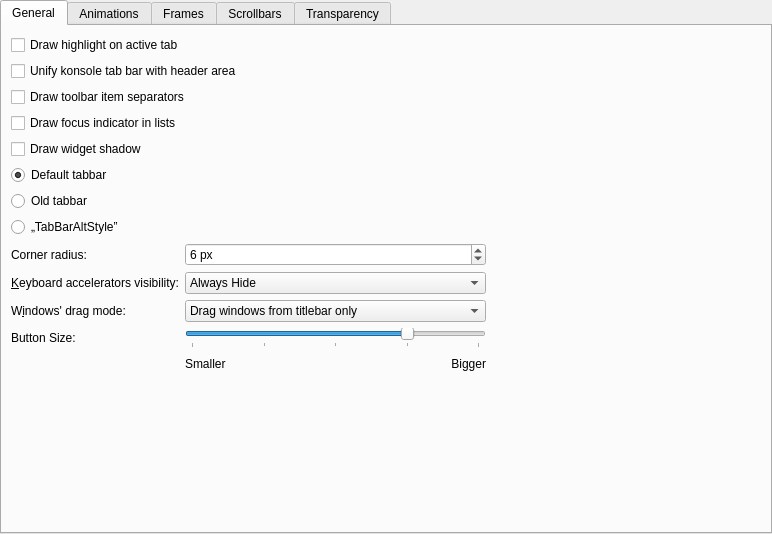
taj-ny/Darkly, file kstyle/config/ui/lightlystyleconfig.ui: the form before one commit.
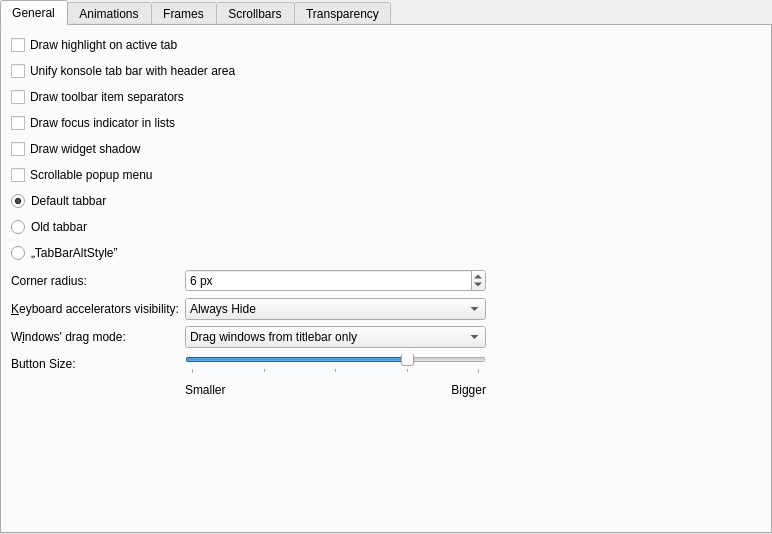
The form after the commit.

Commit message: Scrollable popup menu

Patch:
```diff
--- a/kstyle/config/ui/lightlystyleconfig.ui
+++ b/kstyle/config/ui/lightlystyleconfig.ui
@@ -51,7 +51,53 @@
        <string>General</string>
       </attribute>
       <layout class="QGridLayout" name="gridLayout">
-       <item row="7" column="0">
+       <item row="16" column="0">
+        <widget class="QLabel" name="label_2">
+         <property name="layoutDirection">
+          <enum>Qt::LayoutDirection::LeftToRight</enum>
+         </property>
+         <property name="text">
+          <string>Button Size:</string>
+         </property>
+        </widget>
+       </item>
+       <item row="13" column="0">
+        <widget class="QLabel" name="_windowDragLabel">
+         <property name="sizePolicy">
+          <sizepolicy hsizetype="Preferred" vsizetype="Preferred">
+           <horstretch>0</horstretch>
+           <verstretch>0</verstretch>
+          </sizepolicy>
+         </property>
+         <property name="text">
+          <string>W&amp;indows' drag mode:</string>
+         </property>
+         <property name="alignment">
+          <set>Qt::AlignmentFlag::AlignJustify|Qt::AlignmentFlag::AlignVCenter</set>
+         </property>
+         <property name="buddy">
+          <cstring>_windowDragMode</cstring>
+         </property>
+        </widget>
+       </item>
+       <item row="11" column="0">
+        <widget class="QLabel" name="_cornerRadiusLabel">
+         <property name="text">
+          <string>Corner radius:</string>
+         </property>
+         <property name="alignment">
+          <set>Qt::AlignmentFlag::AlignJustify|Qt::AlignmentFlag::AlignVCenter</set>
+         </property>
+        </widget>
+       </item>
+       <item row="1" column="0" colspan="3">
+        <widget class="QCheckBox" name="_unifiedTabBarKonsole">
+         <property name="text">
+          <string>Unify konsole tab bar with header area</string>
+         </property>
+        </widget>
+       </item>
+       <item row="8" column="0">
         <widget class="QRadioButton" name="_defaultTabbar">
          <property name="text">
           <string>Default tabbar</string>
@@ -61,94 +107,17 @@
          </property>
         </widget>
        </item>
-       <item row="12" column="1">
-        <widget class="QComboBox" name="_windowDragMode">
-         <item>
-          <property name="text">
-           <string>Drag windows from titlebar only</string>
-          </property>
-         </item>
-         <item>
-          <property name="text">
-           <string>Drag windows from titlebar, menubar and toolbars</string>
-          </property>
-         </item>
-         <item>
-          <property name="text">
-           <string>Drag windows from all empty areas</string>
-          </property>
-         </item>
-        </widget>
-       </item>
-       <item row="15" column="1">
-        <widget class="QSlider" name="_buttonSize">
-         <property name="minimum">
-          <number>-2</number>
-         </property>
-         <property name="maximum">
-          <number>6</number>
-         </property>
-         <property name="singleStep">
-          <number>1</number>
-         </property>
-         <property name="sliderPosition">
-          <number>4</number>
-         </property>
-         <property name="orientation">
-          <enum>Qt::Orientation::Horizontal</enum>
-         </property>
-         <property name="tickPosition">
-          <enum>QSlider::TickPosition::TicksBelow</enum>
-         </property>
-         <property name="tickInterval">
-          <number>2</number>
-         </property>
-        </widget>
-       </item>
-       <item row="12" column="3">
-        <spacer name="horizontalSpacer_6">
-         <property name="orientation">
-          <enum>Qt::Orientation::Horizontal</enum>
-         </property>
-         <property name="sizeHint" stdset="0">
-          <size>
-           <width>40</width>
-           <height>20</height>
-          </size>
-         </property>
-        </spacer>
-       </item>
-       <item row="18" column="0" colspan="4">
-        <spacer name="verticalSpacer">
-         <property name="orientation">
-          <enum>Qt::Orientation::Vertical</enum>
-         </property>
-         <property name="sizeHint" stdset="0">
-          <size>
-           <width>20</width>
-           <height>49</height>
-          </size>
-         </property>
-        </spacer>
-       </item>
-       <item row="6" column="0">
-        <widget class="QCheckBox" name="_widgetDrawShadow">
+       <item row="20" column="3">
+        <widget class="QLabel" name="_versionNumber">
          <property name="text">
-          <string>Draw widget shadow</string>
-         </property>
-        </widget>
-       </item>
-       <item row="10" column="0">
-        <widget class="QLabel" name="_cornerRadiusLabel">
-         <property name="text">
-          <string>Corner radius:</string>
+          <string/>
          </property>
          <property name="alignment">
-          <set>Qt::AlignmentFlag::AlignJustify|Qt::AlignmentFlag::AlignVCenter</set>
+          <set>Qt::AlignmentFlag::AlignRight|Qt::AlignmentFlag::AlignTrailing|Qt::AlignmentFlag::AlignVCenter</set>
          </property>
         </widget>
        </item>
-       <item row="16" column="1">
+       <item row="17" column="1">
         <layout class="QHBoxLayout" name="horizontalLayout_4">
          <item>
           <widget class="QLabel" name="label_3">
@@ -169,55 +138,6 @@
          </item>
         </layout>
        </item>
-       <item row="15" column="0">
-        <widget class="QLabel" name="label_2">
-         <property name="layoutDirection">
-          <enum>Qt::LayoutDirection::LeftToRight</enum>
-         </property>
-         <property name="text">
-          <string>Button Size:</string>
-         </property>
-        </widget>
-       </item>
-       <item row="16" column="3">
-        <spacer name="horizontalSpacer_8">
-         <property name="orientation">
-          <enum>Qt::Orientation::Horizontal</enum>
-         </property>
-         <property name="sizeHint" stdset="0">
-          <size>
-           <width>40</width>
-           <height>20</height>
-          </size>
-         </property>
-        </spacer>
-       </item>
-       <item row="12" column="0">
-        <widget class="QLabel" name="_windowDragLabel">
-         <property name="sizePolicy">
-          <sizepolicy hsizetype="Preferred" vsizetype="Preferred">
-           <horstretch>0</horstretch>
-           <verstretch>0</verstretch>
-          </sizepolicy>
-         </property>
-         <property name="text">
-          <string>W&amp;indows' drag mode:</string>
-         </property>
-         <property name="alignment">
-          <set>Qt::AlignmentFlag::AlignJustify|Qt::AlignmentFlag::AlignVCenter</set>
-         </property>
-         <property name="buddy">
-          <cstring>_windowDragMode</cstring>
-         </property>
-        </widget>
-       </item>
-       <item row="1" column="0" colspan="3">
-        <widget class="QCheckBox" name="_unifiedTabBarKonsole">
-         <property name="text">
-          <string>Unify konsole tab bar with header area</string>
-         </property>
-        </widget>
-       </item>
        <item row="2" column="0" colspan="5">
         <widget class="QCheckBox" name="_toolBarDrawItemSeparator">
          <property name="text">
@@ -225,7 +145,126 @@
          </property>
         </widget>
        </item>
+       <item row="6" column="0">
+        <widget class="QCheckBox" name="_widgetDrawShadow">
+         <property name="text">
+          <string>Draw widget shadow</string>
+         </property>
+        </widget>
+       </item>
+       <item row="16" column="1">
+        <widget class="QSlider" name="_buttonSize">
+         <property name="minimum">
+          <number>-2</number>
+         </property>
+         <property name="maximum">
+          <number>6</number>
+         </property>
+         <property name="singleStep">
+          <number>1</number>
+         </property>
+         <property name="sliderPosition">
+          <number>4</number>
+         </property>
+         <property name="orientation">
+          <enum>Qt::Orientation::Horizontal</enum>
+         </property>
+         <property name="tickPosition">
+          <enum>QSlider::TickPosition::TicksBelow</enum>
+         </property>
+         <property name="tickInterval">
+          <number>2</number>
+         </property>
+        </widget>
+       </item>
        <item row="11" column="1">
+        <widget class="QSpinBox" name="_cornerRadius">
+         <property name="sizePolicy">
+          <sizepolicy hsizetype="Preferred" vsizetype="Fixed">
+           <horstretch>0</horstretch>
+           <verstretch>0</verstretch>
+          </sizepolicy>
+         </property>
+         <property name="suffix">
+          <string> px</string>
+         </property>
+         <property name="minimum">
+          <number>1</number>
+         </property>
+         <property name="maximum">
+          <number>8</number>
+         </property>
+         <property name="value">
+          <number>6</number>
+         </property>
+        </widget>
+       </item>
+       <item row="13" column="1">
+        <widget class="QComboBox" name="_windowDragMode">
+         <item>
+          <property name="text">
+           <string>Drag windows from titlebar only</string>
+          </property>
+         </item>
+         <item>
+          <property name="text">
+           <string>Drag windows from titlebar, menubar and toolbars</string>
+          </property>
+         </item>
+         <item>
+          <property name="text">
+           <string>Drag windows from all empty areas</string>
+          </property>
+         </item>
+        </widget>
+       </item>
+       <item row="11" column="3" colspan="2">
+        <spacer name="horizontalSpacer_3">
+         <property name="orientation">
+          <enum>Qt::Orientation::Horizontal</enum>
+         </property>
+         <property name="sizeHint" stdset="0">
+          <size>
+           <width>40</width>
+           <height>20</height>
+          </size>
+         </property>
+        </spacer>
+       </item>
+       <item row="12" column="3">
+        <spacer name="horizontalSpacer_5">
+         <property name="orientation">
+          <enum>Qt::Orientation::Horizontal</enum>
+         </property>
+         <property name="sizeHint" stdset="0">
+          <size>
+           <width>40</width>
+           <height>20</height>
+          </size>
+         </property>
+        </spacer>
+       </item>
+       <item row="17" column="3">
+        <spacer name="horizontalSpacer_8">
+         <property name="orientation">
+          <enum>Qt::Orientation::Horizontal</enum>
+         </property>
+         <property name="sizeHint" stdset="0">
+          <size>
+           <width>40</width>
+           <height>20</height>
+          </size>
+         </property>
+        </spacer>
+       </item>
+       <item row="7" column="0">
+        <widget class="QCheckBox" name="_scrollableMenu">
+         <property name="text">
+          <string>Scrollable popup menu</string>
+         </property>
+        </widget>
+       </item>
+       <item row="12" column="1">
         <widget class="QComboBox" name="_mnemonicsMode">
          <item>
           <property name="text">
@@ -244,20 +283,46 @@
          </item>
         </widget>
        </item>
-       <item row="0" column="0" colspan="5">
-        <widget class="QCheckBox" name="_tabDrawHighlight">
-         <property name="text">
-          <string>Draw highlight on active tab</string>
-         </property>
-        </widget>
-       </item>
-       <item row="9" column="0">
+       <item row="10" column="0">
         <widget class="QRadioButton" name="_tabBarAltStyle">
          <property name="text">
           <string>„TabBarAltStyle”</string>
          </property>
         </widget>
        </item>
+       <item row="13" column="3">
+        <spacer name="horizontalSpacer_6">
+         <property name="orientation">
+          <enum>Qt::Orientation::Horizontal</enum>
+         </property>
+         <property name="sizeHint" stdset="0">
+          <size>
+           <width>40</width>
+           <height>20</height>
+          </size>
+         </property>
+        </spacer>
+       </item>
+       <item row="16" column="3">
+        <spacer name="horizontalSpacer_7">
+         <property name="orientation">
+          <enum>Qt::Orientation::Horizontal</enum>
+         </property>
+         <property name="sizeHint" stdset="0">
+          <size>
+           <width>40</width>
+           <height>20</height>
+          </size>
+         </property>
+        </spacer>
+       </item>
+       <item row="9" column="0">
+        <widget class="QRadioButton" name="_oldTabbar">
+         <property name="text">
+          <string>Old tabbar</string>
+         </property>
+        </widget>
+       </item>
        <item row="3" column="0" colspan="5">
         <widget class="QCheckBox" name="_viewDrawFocusIndicator">
          <property name="text">
@@ -265,7 +330,27 @@
          </property>
         </widget>
        </item>
-       <item row="11" column="0">
+       <item row="0" column="0" colspan="5">
+        <widget class="QCheckBox" name="_tabDrawHighlight">
+         <property name="text">
+          <string>Draw highlight on active tab</string>
+         </property>
+        </widget>
+       </item>
+       <item row="19" column="0" colspan="4">
+        <spacer name="verticalSpacer">
+         <property name="orientation">
+          <enum>Qt::Orientation::Vertical</enum>
+         </property>
+         <property name="sizeHint" stdset="0">
+          <size>
+           <width>20</width>
+           <height>49</height>
+          </size>
+         </property>
+        </spacer>
+       </item>
+       <item row="12" column="0">
         <widget class="QLabel" name="_mnemonicsLabel">
          <property name="text">
           <string>&amp;Keyboard accelerators visibility:</string>
@@ -278,84 +363,6 @@
          </property>
         </widget>
        </item>
-       <item row="10" column="1">
-        <widget class="QSpinBox" name="_cornerRadius">
-         <property name="sizePolicy">
-          <sizepolicy hsizetype="Preferred" vsizetype="Fixed">
-           <horstretch>0</horstretch>
-           <verstretch>0</verstretch>
-          </sizepolicy>
-         </property>
-         <property name="suffix">
-          <string> px</string>
-         </property>
-         <property name="minimum">
-          <number>1</number>
-         </property>
-         <property name="maximum">
-          <number>8</number>
-         </property>
-         <property name="value">
-          <number>6</number>
-         </property>
-        </widget>
-       </item>
-       <item row="15" column="3">
-        <spacer name="horizontalSpacer_7">
-         <property name="orientation">
-          <enum>Qt::Orientation::Horizontal</enum>
-         </property>
-         <property name="sizeHint" stdset="0">
-          <size>
-           <width>40</width>
-           <height>20</height>
-          </size>
-         </property>
-        </spacer>
-       </item>
-       <item row="10" column="3" colspan="2">
-        <spacer name="horizontalSpacer_3">
-         <property name="orientation">
-          <enum>Qt::Orientation::Horizontal</enum>
-         </property>
-         <property name="sizeHint" stdset="0">
-          <size>
-           <width>40</width>
-           <height>20</height>
-          </size>
-         </property>
-        </spacer>
-       </item>
-       <item row="11" column="3">
-        <spacer name="horizontalSpacer_5">
-         <property name="orientation">
-          <enum>Qt::Orientation::Horizontal</enum>
-         </property>
-         <property name="sizeHint" stdset="0">
-          <size>
-           <width>40</width>
-           <height>20</height>
-          </size>
-         </property>
-        </spacer>
-       </item>
-       <item row="8" column="0">
-        <widget class="QRadioButton" name="_oldTabbar">
-         <property name="text">
-          <string>Old tabbar</string>
-         </property>
-        </widget>
-       </item>
-       <item row="19" column="3">
-        <widget class="QLabel" name="_versionNumber">
-         <property name="text">
-          <string/>
-         </property>
-         <property name="alignment">
-          <set>Qt::AlignmentFlag::AlignRight|Qt::AlignmentFlag::AlignTrailing|Qt::AlignmentFlag::AlignVCenter</set>
-         </property>
-        </widget>
-       </item>
       </layout>
      </widget>
      <widget class="QWidget" name="tab_2">
```
The commit also changes 3 other files.
